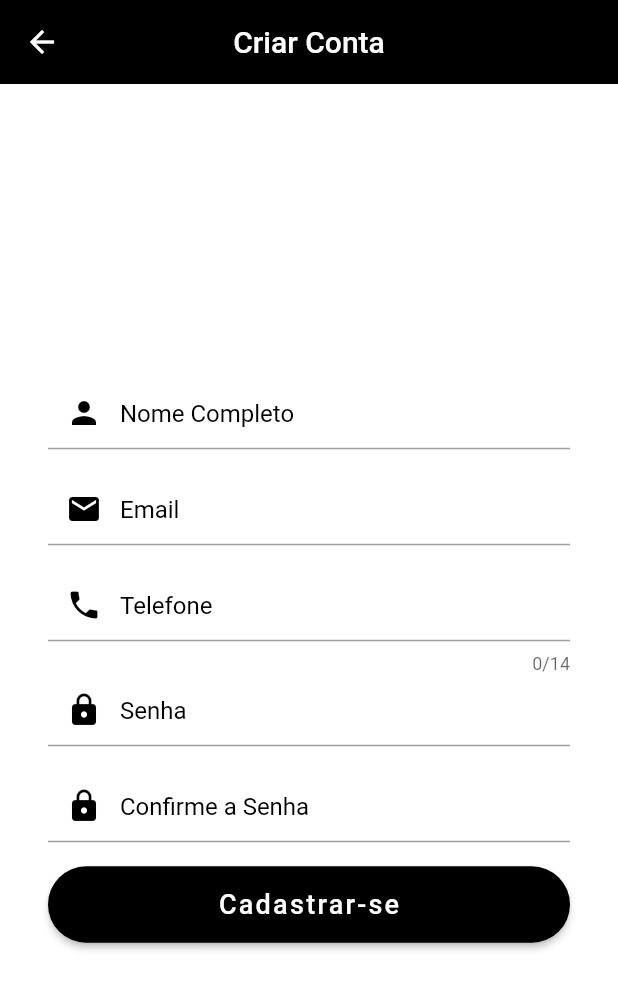
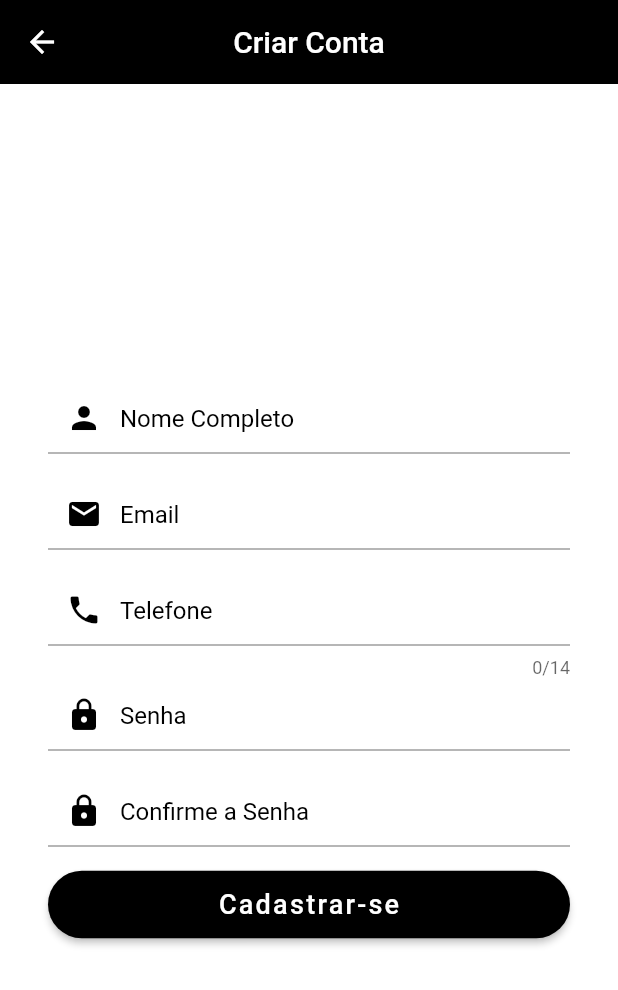
Before and after one commit to HayberGabriel/mobile, a Flutter app: the LoginScreen screen opened by its route, after a tap on "Entrar", after a tap on "Cadastrar-se", on a phone screen of 412 x 824 dp. Shown: the top 990 px of the screen. Run offline on Flutter 3.47's test engine with Material 2 defaults, Android fonts, the phone set to English and light mode, and no system bars; our stand-ins replace brasil_fields, carousel_pro, cloud_firestore, dio, firebase_auth, firebase_messaging and 12 more; missing offline and left inert: alphabet_list_scroll_view, dart:ffi, map_launcher; accounts and stored records are empty; network calls fail; Roboto replaces fonts that are missing (OpenSans).

Commit message:
Botões arredondados e tamanho do indicador de progresso da loginScreen arrumado

```diff
--- a/lib/screens/edit_product/edit_product_screen.dart
+++ b/lib/screens/edit_product/edit_product_screen.dart
@@ -130,6 +130,9 @@ class EditProductScreen extends StatelessWidget {
                         return SizedBox(
                           height: 44,
                           child: RaisedButton(
+                            shape: RoundedRectangleBorder(
+                              borderRadius: BorderRadius.circular(30.0),
+                        ),
                             onPressed: !product.loading ? () async {
                               if(formKey.currentState.validate()){
                                 formKey.currentState.save();
--- a/lib/screens/login/login_screen.dart
+++ b/lib/screens/login/login_screen.dart
@@ -133,7 +133,7 @@ class LoginScreen extends StatelessWidget {
                           );
                         }
                       },
-                      padding: EdgeInsets.all(15.0),
+                      padding: EdgeInsets.all(12.0),
                       shape: RoundedRectangleBorder(
                         borderRadius: BorderRadius.circular(30.0),
                       ),
@@ -141,15 +141,22 @@ class LoginScreen extends StatelessWidget {
                       disabledColor: Theme.of(context).primaryColor
                           .withAlpha(100),
                       textColor: Colors.white,
+                      child: Center(
                         child: userManager.loading ?
-                      CircularProgressIndicator(
+                        SizedBox(
+                          height: 20,
+                          width: 20,
+                          child: CircularProgressIndicator(
+                            strokeWidth: 3.0,
                             valueColor: AlwaysStoppedAnimation(Colors.white),
+                          ),
                         ) :
                         const Text(
                           'Entrar',
                           style: TextStyle(
                             letterSpacing: 1.5,
                             fontSize: 18.0,
+                          ),
                         ),
                       ),
                     ),
@@ -169,7 +176,7 @@ class LoginScreen extends StatelessWidget {
                       onPressed: (){
                         Navigator.of(context).pushReplacementNamed('/signup');
                       },
-                      padding: EdgeInsets.all(15.0),
+                      padding: EdgeInsets.all(12.0),
                       shape: RoundedRectangleBorder(
                         borderRadius: BorderRadius.circular(30.0),
                       ),
--- a/lib/screens/reset_password/reset_screen.dart
+++ b/lib/screens/reset_password/reset_screen.dart
@@ -51,6 +51,9 @@ class _ResetScreenState extends State<ResetScreen> {
             auth.sendPasswordResetEmail(email: _email);
             Navigator.of(context).pop();
           },
+            shape: RoundedRectangleBorder(
+              borderRadius: BorderRadius.circular(30.0),
+            ),
             color: Theme.of(context).primaryColor,
             child: Text('Enviar Pedido'),
             textColor: Colors.white,
--- a/lib/screens/signup/signup_screen.dart
+++ b/lib/screens/signup/signup_screen.dart
@@ -188,13 +188,17 @@ class _SignUpScreenState extends State<SignUpScreen> {
                           );
                         }
                       },
-                      padding: EdgeInsets.all(15.0),
+                      padding: EdgeInsets.all(12.0),
                       shape: RoundedRectangleBorder(
                         borderRadius: BorderRadius.circular(30.0),
                       ),
                       child: userManager.loading ?
-                      CircularProgressIndicator(
-                        valueColor: AlwaysStoppedAnimation(Colors.white),
+                      SizedBox(
+                        height: 20,
+                        width: 20,
+                        child: CircularProgressIndicator(
+                          valueColor: AlwaysStoppedAnimation(Colors.white),
+                        ),
                       )
                           : const Text(
                         'Cadastrar-se',
```
Lines whose indentation alone changed are shown as unchanged.
